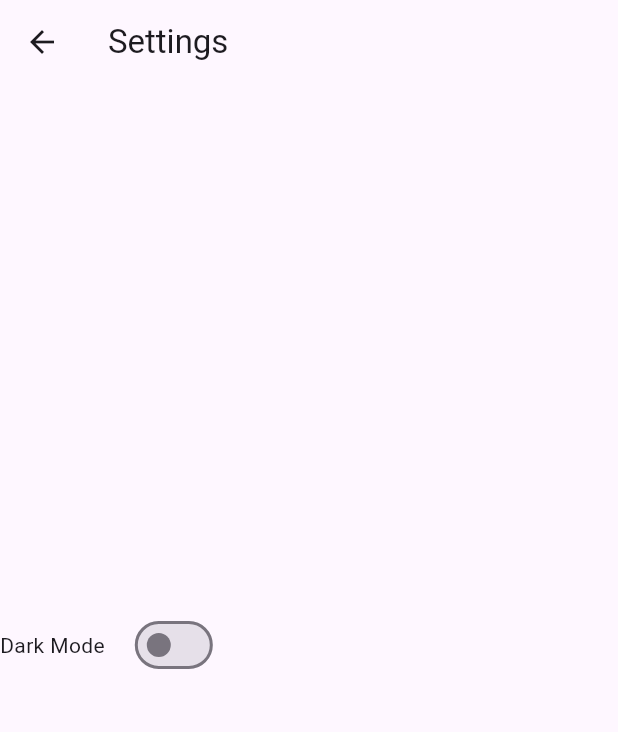
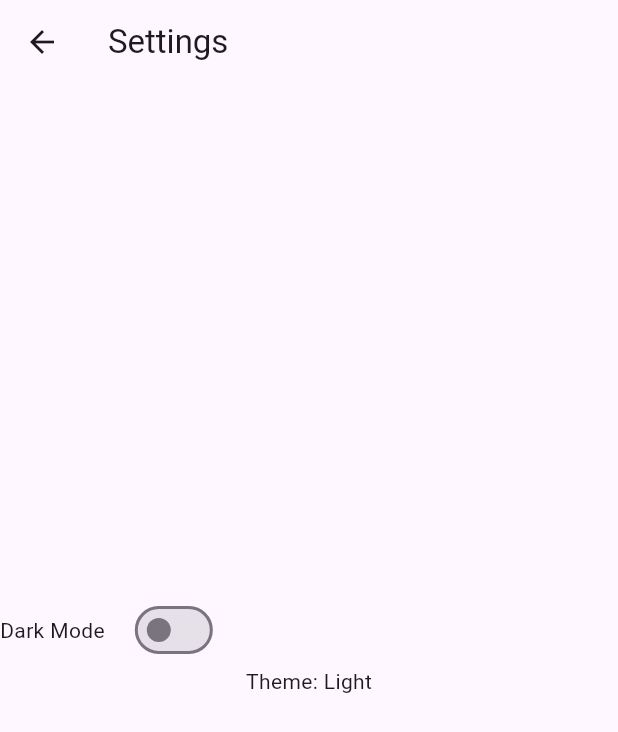
Before and after one commit to Wolfyre243/data_test, a Flutter app: the SettingsPage screen opened by its route, on a phone screen of 412 x 824 dp. Shown: the top 732 px of the screen. Run offline on Flutter 3.47's test engine with Material 3 defaults, Android fonts, the phone set to English and light mode, and no system bars; our stand-ins replace shared_preferences; accounts and stored records are empty.

Commit message:
added settings toggler

```diff
--- a/lib/main.dart
+++ b/lib/main.dart
@@ -15,9 +15,7 @@ void main() async {
   runApp(const MainApp());
 }
 
-class MainApp extends StatelessWidget {
-  const MainApp({super.key});
-
+class _MainAppState extends State<MainApp> {
   @override
   Widget build(BuildContext context) {
     return MaterialApp(
@@ -41,3 +39,10 @@ class MainApp extends StatelessWidget {
     );
   }
 }
+
+class MainApp extends StatefulWidget {
+  const MainApp({super.key});
+
+  @override
+  _MainAppState createState() => _MainAppState();
+}
--- a/lib/pages/homepage.dart
+++ b/lib/pages/homepage.dart
@@ -3,13 +3,43 @@ import 'package:flutter/material.dart';
 
 // Import other components
 import 'package:data_test/components/appdrawer.dart';
+import 'package:shared_preferences/shared_preferences.dart';
 
-class HomePage extends StatelessWidget {
+const dark = Color.fromARGB(255, 17, 17, 17);
+const light = Color.fromARGB(255, 255, 255, 255);
+
+class HomePage extends StatefulWidget {
   const HomePage({super.key});
 
   @override
+  _HomePageState createState() => _HomePageState();
+}
+
+class _HomePageState extends State<HomePage> {
+
+  bool theme = false;
+
+  Future<void> _loadPreferences() async {
+    final prefs = await SharedPreferences.getInstance();
+    setState(() {
+      print(prefs.getBool('theme'));
+      theme = prefs.getBool('theme') ?? false;
+    });
+  }
+
+  @override
+  void initState() {
+    super.initState();
+    _loadPreferences();
+  }
+
+  @override
   Widget build(BuildContext context) {
+
+    // _loadPreferences();
+
     return Scaffold(
+      backgroundColor: theme ? dark : light,
       appBar: AppBar(title: Text('Home Page')),
       drawer: AppDrawer(),
       body: Center(
--- a/lib/pages/settingspage.dart
+++ b/lib/pages/settingspage.dart
@@ -63,20 +63,20 @@ class SettingsPage extends StatefulWidget {
 
 class _SettingsPageState extends State<SettingsPage> {
 
-  // Map<String, dynamic> settingsMap = {};
+  Map<String, dynamic> settingsMap = {};
 
-  // Future<void> _loadPreferences() async {
-  //   final prefs = await SharedPreferences.getInstance();
-  //   setState(() {
-  //     settingsMap['theme'] = prefs.getBool('theme') ?? false;
-  //   });
-  // }
+  Future<void> _loadPreferences() async {
+    final prefs = await SharedPreferences.getInstance();
+    setState(() {
+      settingsMap['theme'] = prefs.getBool('theme') ?? false;
+    });
+  }
 
-  // @override
-  // void initState() {
-  //   super.initState();
-  //   _loadPreferences();
-  // }
+  @override
+  void initState() {
+    super.initState();
+    _loadPreferences();
+  }
 
   @override
   Widget build(BuildContext context) {
@@ -87,7 +87,7 @@ class _SettingsPageState extends State<SettingsPage> {
           mainAxisAlignment: MainAxisAlignment.center,
           children: [
             ThemeSelect(),
-            // Text('Theme: ${settingsMap['theme']? 'Dark' : 'Light'}'),
+            Text('Theme: ${settingsMap['theme']? 'Dark' : 'Light'}'),
             SizedBox(height: 20)
           ]
         )
```
Also changed, not shown: lib/components/event_components.dart (+11 -1 lines).
